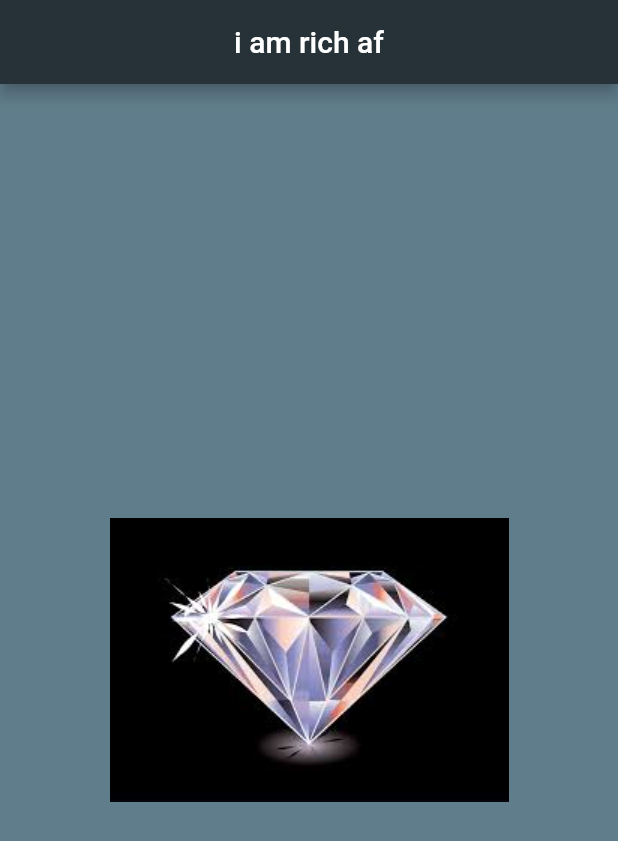
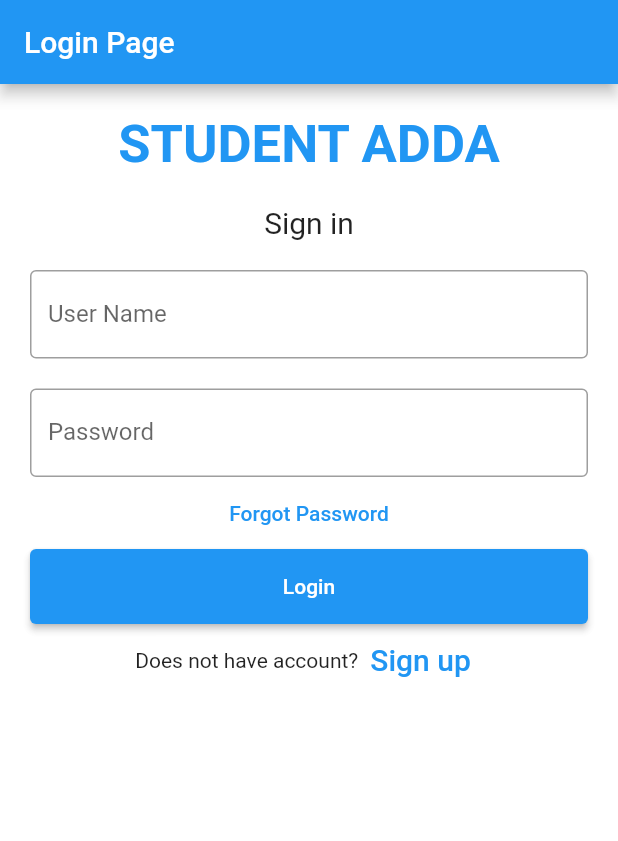
Before and after one commit to snckkund/i_am_rich, a Flutter app: the screen it shows after launch, on a phone screen of 412 x 824 dp. Shown: the top 841 px of the screen. Run offline on Flutter 3.47's test engine with Material 2 defaults, Android fonts, the phone set to English and light mode, and no system bars.

Commit message:
login page initial commit

```diff
--- a/lib/main.dart
+++ b/lib/main.dart
@@ -1,23 +1,113 @@
 import 'package:flutter/material.dart';
 
-void main() {
-  runApp(
-    MaterialApp(
+void main() => runApp(const MyApp());
+
+class MyApp extends StatelessWidget {
+  const MyApp({Key? key}) : super(key: key);
+
+  static const String _title = 'Login Page';
+
+  @override
+  Widget build(BuildContext context) {
+    return MaterialApp(
+      title: _title,
       home: Scaffold(
-          backgroundColor: Colors.blueGrey,
-          appBar: AppBar(
-            backgroundColor: Colors.blueGrey[900],
-            title: const Center(
-              child: Text('i am rich af'),
+          backgroundColor: Colors.white38,
+        appBar: AppBar(title: const Text(_title)),
+        body: const MyStatefulWidget(),
+      ),
+    );
+  }
+}
+
+class MyStatefulWidget extends StatefulWidget {
+  const MyStatefulWidget({Key? key}) : super(key: key);
+
+  @override
+  State<MyStatefulWidget> createState() => _MyStatefulWidgetState();
+}
+
+class _MyStatefulWidgetState extends State<MyStatefulWidget> {
+  TextEditingController nameController = TextEditingController();
+  TextEditingController passwordController = TextEditingController();
+
+  @override
+  Widget build(BuildContext context) {
+    return Padding(
+        padding: const EdgeInsets.all(10),
+        child: ListView(
+          children: <Widget>[
+            Container(
+                alignment: Alignment.center,
+                padding: const EdgeInsets.all(10),
+                child: const Text(
+                  'STUDENT ADDA',
+                  style: TextStyle(
+                      color: Colors.blue,
+                      fontWeight: FontWeight.bold,
+                      fontSize: 35),
+                )),
+            Container(
+                alignment: Alignment.center,
+                padding: const EdgeInsets.all(10),
+                child: const Text(
+                  'Sign in',
+                  style: TextStyle(fontSize: 20),
+                )),
+            Container(
+              padding: const EdgeInsets.all(10),
+              child: TextField(
+                controller: nameController,
+                decoration: const InputDecoration(
+                  border: OutlineInputBorder(),
+                  labelText: 'User Name',
+                ),
+              ),
             ),
-          ),
-          body: const Center(
-            child: Image(
-              image: AssetImage('images/diamond.jpg'),
-
+            Container(
+              padding: const EdgeInsets.fromLTRB(10, 10, 10, 0),
+              child: TextField(
+                obscureText: true,
+                controller: passwordController,
+                decoration: const InputDecoration(
+                  border: OutlineInputBorder(),
+                  labelText: 'Password',
+                ),
+              ),
             ),
-          )
-      ),
-    ),
-  );
+            TextButton(
+              onPressed: () {
+                //forgot password screen
+              },
+              child: const Text('Forgot Password',),
+            ),
+            Container(
+                height: 50,
+                padding: const EdgeInsets.fromLTRB(10, 0, 10, 0),
+                child: ElevatedButton(
+                  child: const Text('Login'),
+                  onPressed: () {
+                    print(nameController.text);
+                    print(passwordController.text);
+                  },
+                )
+            ),
+            Row(
+              children: <Widget>[
+                const Text('Does not have account?'),
+                TextButton(
+                  child: const Text(
+                    'Sign up',
+                    style: TextStyle(fontSize: 20),
+                  ),
+                  onPressed: () {
+                    //signup screen
+                  },
+                )
+              ],
+              mainAxisAlignment: MainAxisAlignment.center,
+            ),
+          ],
+        ));
+  }
 }
```
